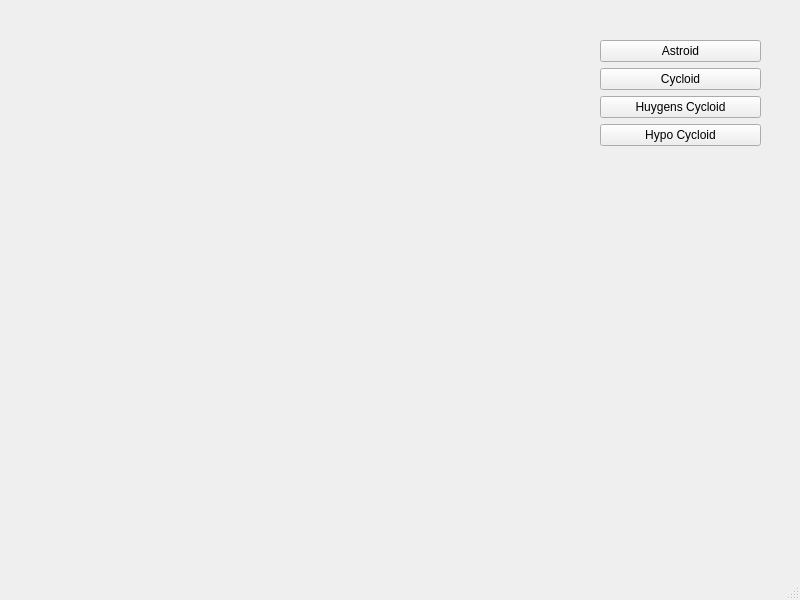
Before: the Qt Designer form Parametric-Equations-Visualized/mainwindow.ui in davidkimolo/Parametric-Equations-Visualized, drawn with Qt 5.
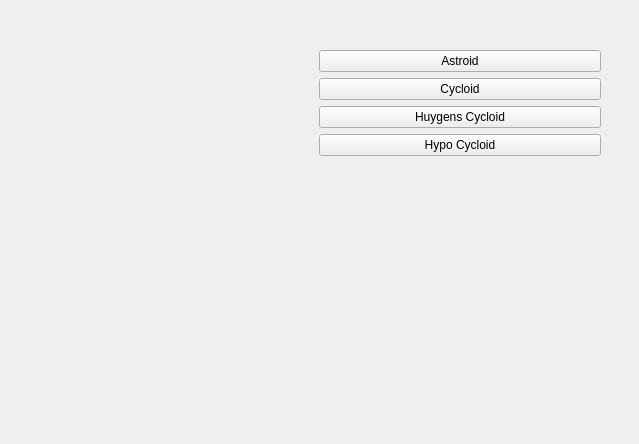
After: the same form once the commit is applied. Custom widgets are drawn as their Qt base class.

Commit message: added Cycloid, Huygens cycloid and Hypo Cycloid to appear on the render area

Diff of the .ui file:
```diff
--- a/Parametric-Equations-Visualized/mainwindow.ui
+++ b/Parametric-Equations-Visualized/mainwindow.ui
@@ -6,44 +6,28 @@
    <rect>
     <x>0</x>
     <y>0</y>
-    <width>800</width>
-    <height>600</height>
+    <width>639</width>
+    <height>444</height>
    </rect>
   </property>
   <property name="windowTitle">
    <string>MainWindow</string>
   </property>
   <widget class="QWidget" name="centralwidget">
-   <widget class="RenderArea" name="renderArea" native="true">
+   <widget class="QWidget" name="layoutWidget">
     <property name="geometry">
      <rect>
       <x>30</x>
-      <y>40</y>
-      <width>551</width>
-      <height>341</height>
+      <y>50</y>
+      <width>571</width>
+      <height>261</height>
      </rect>
     </property>
-   </widget>
-   <widget class="QWidget" name="">
-    <property name="geometry">
-     <rect>
-      <x>30</x>
-      <y>20</y>
-      <width>4</width>
-      <height>4</height>
-     </rect>
-    </property>
-    <layout class="QGridLayout" name="gridLayout_2"/>
-   </widget>
-   <widget class="QWidget" name="">
-    <property name="geometry">
-     <rect>
-      <x>600</x>
-      <y>40</y>
-      <width>161</width>
-      <height>411</height>
-     </rect>
-    </property>
+    <layout class="QHBoxLayout" name="horizontalLayout">
+     <item>
+      <widget class="RenderArea" name="renderArea" native="true"/>
+     </item>
+     <item>
     <layout class="QVBoxLayout" name="verticalLayout">
      <item>
       <widget class="QPushButton" name="btn_Astroid">
@@ -87,19 +71,10 @@
       </spacer>
      </item>
     </layout>
+     </item>
+    </layout>
    </widget>
   </widget>
-  <widget class="QMenuBar" name="menubar">
-   <property name="geometry">
-    <rect>
-     <x>0</x>
-     <y>0</y>
-     <width>800</width>
-     <height>21</height>
-    </rect>
-   </property>
-  </widget>
-  <widget class="QStatusBar" name="statusbar"/>
  </widget>
  <customwidgets>
   <customwidget>
```
Lines whose indentation alone changed are shown as unchanged. The commit also changes 2 other files.
